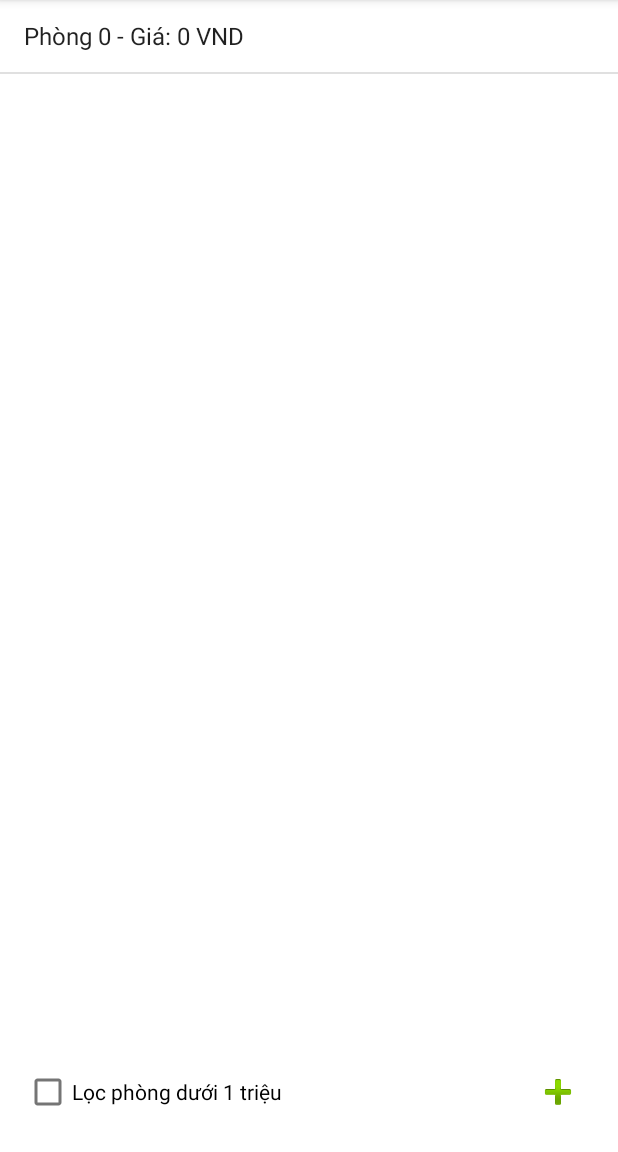
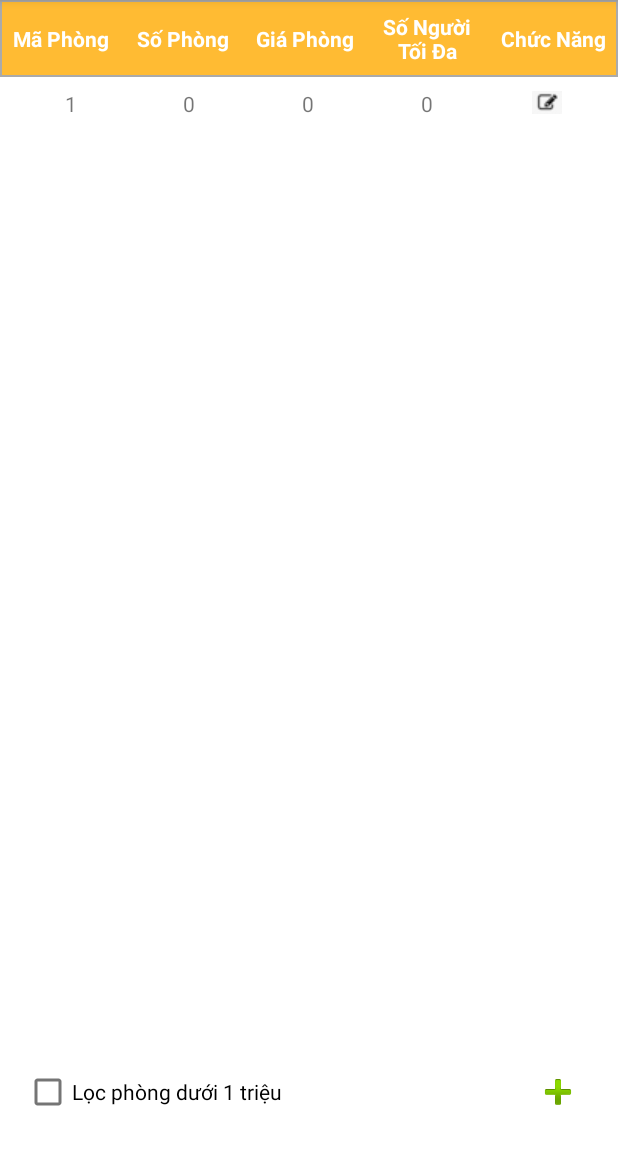
Before and after one commit to hieu45666/QuanLyNhaTro, an Android app: the ManageRoomsActivity screen opened directly, with no data from a screen before it, on a phone screen of 412 x 824 dp, the part 84-1236 px from its top. Run offline under Robolectric (Android 15) with nearby library versions, the phone set to English and light mode, and no system bars.

Commit message:
Cap nhat lai database, lam lai giao dien

```diff
--- a/app/src/main/java/com/qlnt/AddBuildingActivity.java
+++ b/app/src/main/java/com/qlnt/AddBuildingActivity.java
@@ -11,7 +11,7 @@ import com.qlnt.Model.DayNhaTro;
 
 public class AddBuildingActivity extends AppCompatActivity {
 
-    private EditText editTextBuildingCode, editTextBuildingName, editTextBuildingDescription;
+    private EditText editTextBuildingName, editTextBuildingDescription;
     private Button buttonAddBuilding;
     private DatabaseHelper databaseHelper;
 
@@ -20,8 +20,6 @@ public class AddBuildingActivity extends AppCompatActivity {
         super.onCreate(savedInstanceState);
         setContentView(R.layout.activity_add_building);
 
-        // Khởi tạo các view
-        editTextBuildingCode = findViewById(R.id.editTextBuildingCode);
         editTextBuildingName = findViewById(R.id.editTextBuildingName);
         editTextBuildingDescription = findViewById(R.id.editTextBuildingDescription);
         buttonAddBuilding = findViewById(R.id.buttonAddBuilding);
@@ -34,21 +32,17 @@ public class AddBuildingActivity extends AppCompatActivity {
             @Override
             public void onClick(View v) {
                 // Lấy dữ liệu từ các trường
-                String buildingCodeStr = editTextBuildingCode.getText().toString();
                 String buildingName = editTextBuildingName.getText().toString();
                 String buildingDescription = editTextBuildingDescription.getText().toString();
 
                 // Kiểm tra dữ liệu đầu vào
-                if (buildingCodeStr.isEmpty() || buildingName.isEmpty() || buildingDescription.isEmpty()) {
+                if (buildingName.isEmpty() || buildingDescription.isEmpty()) {
                     Toast.makeText(AddBuildingActivity.this, "Vui lòng điền đầy đủ thông tin", Toast.LENGTH_SHORT).show();
                     return;
                 }
 
-                // Chuyển đổi mã dãy sang số nguyên
-                int buildingCode = Integer.parseInt(buildingCodeStr);
-
                 // Thêm dãy vào cơ sở dữ liệu
-                long result = databaseHelper.addDayNhaTro(buildingCode, buildingName, buildingDescription);
+                long result = databaseHelper.addDayNhaTro(buildingName, buildingDescription);
 
                 if (result != -1) {
                     Toast.makeText(AddBuildingActivity.this, "Thêm dãy trọ thành công!", Toast.LENGTH_SHORT).show();
--- a/app/src/main/java/com/qlnt/AddRoomActivity.java
+++ b/app/src/main/java/com/qlnt/AddRoomActivity.java
@@ -10,7 +10,7 @@ import com.qlnt.Data.DatabaseHelper;
 
 public class AddRoomActivity extends AppCompatActivity {
 
-    private EditText editTextMaNhaTro, editTextSoPhong, editTextGiaPhong, editTextSoNguoiToiDa;
+    private EditText editTextSoPhong, editTextGiaPhong, editTextSoNguoiToiDa;
     private Button buttonAdd;
     private DatabaseHelper databaseHelper;
 
@@ -20,7 +20,6 @@ public class AddRoomActivity extends AppCompatActivity {
         setContentView(R.layout.activity_add_room);
 
         // Khởi tạo các EditText và Button
-        editTextMaNhaTro = findViewById(R.id.editTextMaNhaTro);
         editTextSoPhong = findViewById(R.id.editTextSoPhong);
         editTextGiaPhong = findViewById(R.id.editTextGiaPhong);
         editTextSoNguoiToiDa = findViewById(R.id.editTextSoNguoiToiDa);
@@ -34,13 +33,12 @@ public class AddRoomActivity extends AppCompatActivity {
             @Override
             public void onClick(View v) {
                 // Lấy dữ liệu từ các EditText
-                int maNhaTro = Integer.parseInt(editTextMaNhaTro.getText().toString().trim());
                 int soPhong = Integer.parseInt(editTextSoPhong.getText().toString().trim());
                 int giaPhong = Integer.parseInt(editTextGiaPhong.getText().toString().trim());
                 int soNguoiToiDa = Integer.parseInt(editTextSoNguoiToiDa.getText().toString().trim());
 
                 // Gọi phương thức thêm nhà trọ trong DatabaseHelper
-                databaseHelper.addNhaTro(maNhaTro, soPhong, giaPhong, soNguoiToiDa);
+                databaseHelper.addNhaTro(soPhong, giaPhong, soNguoiToiDa);
 
                 // Hiển thị thông báo thành công
                 Toast.makeText(peekAvailableContext(), "Thêm nhà trọ thành công!", Toast.LENGTH_SHORT).show();
--- a/app/src/main/java/com/qlnt/Data/DatabaseHelper.java
+++ b/app/src/main/java/com/qlnt/Data/DatabaseHelper.java
@@ -46,14 +46,14 @@ public class DatabaseHelper extends SQLiteOpenHelper{
     public void onCreate(SQLiteDatabase db) {
         // Tạo bảng Dãy nhà trọ
         String createDayTable = "CREATE TABLE " + TABLE_DAY_NHA_TRO + " ("
-                + COLUMN_DAY_MA + " INTEGER PRIMARY KEY, "
+                + COLUMN_DAY_MA + " INTEGER PRIMARY KEY AUTOINCREMENT, "
                 + COLUMN_DAY_TEN + " TEXT, "
                 + COLUMN_DAY_MOTA + " TEXT)";
         db.execSQL(createDayTable);
 
         // Tạo bảng Nhà trọ
         String createNhaTable = "CREATE TABLE " + TABLE_NHA_TRO + " ("
-                + COLUMN_NHA_MA + " INTEGER PRIMARY KEY, "
+                + COLUMN_NHA_MA + " INTEGER PRIMARY KEY AUTOINCREMENT, "
                 + COLUMN_NHA_PHONG + " INTEGER, "
                 + COLUMN_NHA_GIA + " INTERGER, "
                 + COLUMN_NHA_NGUOI + " INTEGER, "
@@ -100,10 +100,9 @@ public class DatabaseHelper extends SQLiteOpenHelper{
     }
 
     // Phương thức thêm dãy nhà trọ
-    public long addDayNhaTro(int maDay, String tenDay, String moTa) {
+    public long addDayNhaTro(String tenDay, String moTa) {
         SQLiteDatabase db = this.getWritableDatabase();
         ContentValues values = new ContentValues();
-        values.put(COLUMN_DAY_MA, maDay);
         values.put(COLUMN_DAY_TEN, tenDay);
         values.put(COLUMN_DAY_MOTA, moTa);
         long i = db.insert(TABLE_DAY_NHA_TRO, null, values);
@@ -165,10 +164,9 @@ public class DatabaseHelper extends SQLiteOpenHelper{
 
 
     // Phương thức thêm nhà trọ
-    public void addNhaTro(int maNha, int soPhong, int giaPhong, int soNguoiToida) {
+    public void addNhaTro(int soPhong, int giaPhong, int soNguoiToida) {
         SQLiteDatabase db = this.getWritableDatabase();
         ContentValues values = new ContentValues();
-        values.put(COLUMN_NHA_MA, maNha);
         values.put(COLUMN_NHA_PHONG, soPhong);
         values.put(COLUMN_NHA_GIA, giaPhong);
         values.put(COLUMN_NHA_NGUOI, soNguoiToida);
--- a/app/src/main/java/com/qlnt/EditRoomActivity.java
+++ b/app/src/main/java/com/qlnt/EditRoomActivity.java
@@ -12,7 +12,7 @@ import android.content.Intent;
 
 public class EditRoomActivity extends AppCompatActivity {
 
-    private EditText editTextMaDayTro, editTextMaNhaTro, editTextSoPhong, editTextGiaPhong, editTextSoNguoiToiDa;
+    private EditText editTextMaDayTro, editTextSoPhong, editTextGiaPhong, editTextSoNguoiToiDa;
     private Button buttonUpdate, buttonDelete;
     private DatabaseHelper databaseHelper;
 
@@ -26,7 +26,6 @@ public class EditRoomActivity extends AppCompatActivity {
 
         // Khởi tạo các EditText và Button
         editTextMaDayTro = findViewById(R.id.editTextMaDayTro);
-        editTextMaNhaTro = findViewById(R.id.editTextMaNhaTro);
         editTextSoPhong = findViewById(R.id.editTextSoPhong);
         editTextGiaPhong = findViewById(R.id.editTextGiaPhong);
         editTextSoNguoiToiDa = findViewById(R.id.editTextSoNguoiToiDa);
@@ -65,7 +64,6 @@ public class EditRoomActivity extends AppCompatActivity {
         NhaTro room = databaseHelper.getNhaTro(maNhaTro);
         if (room != null) {
             editTextMaDayTro.setText(String.valueOf(room.getMaDay()));
-            editTextMaNhaTro.setText(String.valueOf(room.getMaNhaTro()));
             editTextSoPhong.setText(String.valueOf(room.getSoPhong()));
             editTextGiaPhong.setText(String.valueOf(room.getGiaPhong()));
             editTextSoNguoiToiDa.setText(String.valueOf(room.getSoNguoiToiDa()));
--- a/app/src/main/java/com/qlnt/ExpandableListAdapter.java
+++ b/app/src/main/java/com/qlnt/ExpandableListAdapter.java
@@ -100,7 +100,7 @@ public class ExpandableListAdapter extends BaseExpandableListAdapter {
         ViewHolderChild holder;
         if (convertView == null) {
             LayoutInflater inflater = (LayoutInflater) context.getSystemService(Context.LAYOUT_INFLATER_SERVICE);
-            convertView = inflater.inflate(R.layout.item_room, null);
+            convertView = inflater.inflate(R.layout.item_room_b, null);
             holder = new ViewHolderChild();
             holder.textViewRoomName = convertView.findViewById(R.id.textViewRoomName);
             convertView.setTag(holder);
@@ -109,7 +109,7 @@ public class ExpandableListAdapter extends BaseExpandableListAdapter {
         }
 
         NhaTro room = (NhaTro) getChild(groupPosition, childPosition);
-        holder.textViewRoomName.setText("Phòng " + room.getSoPhong() + " - Giá: " + room.getGiaPhong() + " VND");
+        holder.textViewRoomName.setText("Phòng " + room.getMaNhaTro() + " - Giá: " + String.format("%,d", room.getGiaPhong()) + " VND");
 
         return convertView;
     }
--- a/app/src/main/java/com/qlnt/ManageBuildingActivity.java
+++ b/app/src/main/java/com/qlnt/ManageBuildingActivity.java
@@ -111,7 +111,7 @@ public class ManageBuildingActivity extends AppCompatActivity {
             unassignedRooms = databaseHelper.getRoomsWithBuildingID(0); // Lấy danh sách từ DB
             ArrayList<String> roomNames = new ArrayList<>();
             for (NhaTro room : unassignedRooms) {
-                roomNames.add("Phòng " + room.getSoPhong() + " - Giá: " + room.getGiaPhong() + " VND");
+                roomNames.add("Phòng " + room.getSoPhong() + " - Giá: " + String.format("%,d", room.getGiaPhong()) + " VND");
             }
             ArrayAdapter<String> unassignedRoomsAdapter = new ArrayAdapter<>(this, android.R.layout.simple_list_item_1, roomNames);
             listViewUnassignedRooms.setAdapter(unassignedRoomsAdapter);
--- a/app/src/main/java/com/qlnt/ManageRoomsActivity.java
+++ b/app/src/main/java/com/qlnt/ManageRoomsActivity.java
@@ -3,114 +3,77 @@ package com.qlnt;
 import android.content.Intent;
 import android.os.Bundle;
 import android.view.View;
-import android.widget.AdapterView;
-import android.widget.ArrayAdapter;
 import android.widget.CheckBox;
 import android.widget.ImageButton;
-import android.widget.ListView;
 import androidx.appcompat.app.AppCompatActivity;
+import androidx.recyclerview.widget.LinearLayoutManager;
+import androidx.recyclerview.widget.RecyclerView;
+
 import java.util.ArrayList;
-import java.text.NumberFormat;
-import java.util.Locale;
 
 import com.qlnt.Data.DatabaseHelper;
 import com.qlnt.Model.NhaTro;
 
 public class ManageRoomsActivity extends AppCompatActivity {
 
-    private ListView listViewRooms;
+    private RecyclerView recyclerViewRooms;
     private ImageButton buttonAddRoom;
-    private ArrayList<NhaTro> rooms; // Danh sách nhà trọ
-    private ArrayAdapter<String> adapter;
+    private ArrayList<NhaTro> rooms;
+    private RoomAdapter adapter;
     private DatabaseHelper databaseHelper;
     private CheckBox checkBoxFilter;
-
-    ArrayList<String> roomNames = new ArrayList<>();
-    NumberFormat numberFormat = NumberFormat.getInstance(Locale.US); // Dùng định dạng US với dấu chấm
 
     @Override
     protected void onCreate(Bundle savedInstanceState) {
         super.onCreate(savedInstanceState);
-        setContentView(R.layout.activity_manage_rooms); // Gọi layout
+        setContentView(R.layout.activity_manage_rooms);
 
-        listViewRooms = findViewById(R.id.listViewRooms);
+        recyclerViewRooms = findViewById(R.id.recyclerViewRooms);
         buttonAddRoom = findViewById(R.id.buttonAddRoom);
         checkBoxFilter = findViewById(R.id.checkBoxFilter);
-        databaseHelper = new DatabaseHelper(ManageRoomsActivity.this);
+        databaseHelper = new DatabaseHelper(this);
+
+        // Lấy danh sách nhà trọ từ database
         rooms = databaseHelper.getAllNhaTro();
-        loadRooms();
 
-        // Sự kiện khi nhấn vào một nhà trọ
-        listViewRooms.setOnItemClickListener(new AdapterView.OnItemClickListener() {
-            @Override
-            public void onItemClick(AdapterView<?> parent, View view, int position, long id) {
-                // Chuyển đến màn hình sửa hoặc xóa nhà trọ
-                Intent intent = new Intent(ManageRoomsActivity.this, EditRoomActivity.class);
-                intent.putExtra("MA_NHA_TRO", rooms.get(position).getMaNhaTro()); // Truyền tên phòng
-                startActivity(intent);
-            }
+        // Thiết lập adapter cho RecyclerView
+        adapter = new RoomAdapter(this, rooms);
+
+        recyclerViewRooms.setAdapter(adapter);
+        recyclerViewRooms.setLayoutManager(new LinearLayoutManager(this));
+
+        buttonAddRoom.setOnClickListener(v -> {
+            Intent intent = new Intent(ManageRoomsActivity.this, AddRoomActivity.class);
+            startActivity(intent);
         });
 
-        // Sự kiện khi nhấn vào nút thêm nhà trọ
-        buttonAddRoom.setOnClickListener(new View.OnClickListener() {
-            @Override
-            public void onClick(View v) {
-                Intent intent = new Intent(ManageRoomsActivity.this, AddRoomActivity.class);
-                startActivity(intent);
-            }
-        });
-
-        // Thiết lập sự kiện cho CheckBox
         checkBoxFilter.setOnCheckedChangeListener((buttonView, isChecked) -> {
             filterRooms(isChecked);
         });
     }
 
     private void loadRooms(ArrayList<NhaTro> rooms) {
-        // Dùng ArrayAdapter để hiển thị danh sách nhà trọ theo tên
-        updateRoomList(rooms);
-    }
-
-    private void loadRooms() {
-        // Load danh sách phòng từ database vào rooms
-        updateRoomList(rooms);
-    }
-
-    private void updateRoomList(ArrayList<NhaTro> rooms) {
-        ArrayList<String> roomNames = new ArrayList<>();
-        for (NhaTro room : rooms) {
-            roomNames.add("Phòng " + room.getSoPhong() + " - Giá: " + numberFormat.format(room.getGiaPhong()) + " VND");
-        }
-        if (adapter == null) {
-            adapter = new ArrayAdapter<>(this, android.R.layout.simple_list_item_1, roomNames);
-            listViewRooms.setAdapter(adapter);
-        } else {
-            adapter.clear();
-            adapter.addAll(roomNames);
-            adapter.notifyDataSetChanged(); // Thông báo cho adapter rằng dữ liệu đã thay đổi
-        }
+        adapter.updateRooms(rooms);  // Cập nhật danh sách phòng trong adapter
     }
 
     private void filterRooms(boolean isChecked) {
+        ArrayList<NhaTro> filteredRooms = new ArrayList<>();
         if (isChecked) {
-            ArrayList<NhaTro> filteredRooms = new ArrayList<>();
             for (NhaTro room : rooms) {
-                if (room.getGiaPhong() < 1000000) { // Lọc phòng dưới 1 triệu
+                if (room.getGiaPhong() < 1000000) {
                     filteredRooms.add(room);
                 }
             }
-            updateRoomList(filteredRooms);
         } else {
-            updateRoomList(rooms); // Hiện lại danh sách đầy đủ
+            filteredRooms.addAll(rooms);  // Hiển thị lại toàn bộ danh sách nếu bỏ chọn checkbox
         }
+        loadRooms(filteredRooms);  // Gọi lại hàm loadRooms để cập nhật dữ liệu
     }
-
-
 
     @Override
     protected void onResume() {
         super.onResume();
-        rooms = databaseHelper.getAllNhaTro();
-        loadRooms(); // Tải lại danh sách khi quay lại
+        rooms = databaseHelper.getAllNhaTro();  // Lấy lại danh sách phòng từ database
+        loadRooms(rooms);  // Cập nhật lại danh sách phòng trong adapter
     }
 }
--- /dev/null
+++ b/app/src/main/java/com/qlnt/RoomAdapter.java
@@ -0,0 +1,77 @@
+package com.qlnt;
+
+import android.content.Context;
+import android.content.Intent;
+import android.view.LayoutInflater;
+import android.view.View;
+import android.view.ViewGroup;
+import android.widget.ImageButton;
+import android.widget.TextView;
+
+import androidx.annotation.NonNull;
+import androidx.recyclerview.widget.RecyclerView;
+
+import com.qlnt.Model.NhaTro;
+
+import java.util.ArrayList;
+
+public class RoomAdapter extends RecyclerView.Adapter<RoomAdapter.RoomViewHolder> {
+
+    private ArrayList<NhaTro> roomList;
+    private Context context; // Thêm context để gọi Intent
+
+    public RoomAdapter(Context context, ArrayList<NhaTro> roomList) {
+        this.context = context;
+        this.roomList = roomList;
+    }
+
+    @NonNull
+    @Override
+    public RoomViewHolder onCreateViewHolder(@NonNull ViewGroup parent, int viewType) {
+        View view = LayoutInflater.from(parent.getContext())
+                .inflate(R.layout.item_room, parent, false);
+        return new RoomViewHolder(view);
+    }
+
+    @Override
+    public void onBindViewHolder(@NonNull RoomViewHolder holder, int position) {
+        NhaTro room = roomList.get(position);
+        holder.textRoomCode.setText(String.valueOf(room.getMaNhaTro()));
+        holder.textRoomNumber.setText(String.valueOf(room.getSoPhong()));
+        holder.textPrice.setText(String.valueOf(String.format("%,d", room.getGiaPhong())));
+        holder.textMaxPeople.setText(String.valueOf(room.getSoNguoiToiDa()));
+
+        // Khi nhấn nút edit, mở EditRoomActivity và truyền ID phòng
+        holder.buttonEditRoom.setOnClickListener(v -> {
+            Intent intent = new Intent(context, EditRoomActivity.class);
+            intent.putExtra("MA_NHA_TRO", room.getMaNhaTro()); // Truyền ID phòng
+            context.startActivity(intent);
+        });
+    }
+
+    @Override
+    public int getItemCount() {
+        return roomList.size();
+    }
+
+    public class RoomViewHolder extends RecyclerView.ViewHolder {
+
+        TextView textRoomCode, textRoomNumber, textPrice, textMaxPeople;
+        ImageButton buttonEditRoom;
+
+        public RoomViewHolder(@NonNull View itemView) {
+            super(itemView);
+            textRoomCode = itemView.findViewById(R.id.textRoomCode);
+            textRoomNumber = itemView.findViewById(R.id.textRoomNumber);
+            textPrice = itemView.findViewById(R.id.textPrice);
+            textMaxPeople = itemView.findViewById(R.id.textMaxPeople);
+            buttonEditRoom = itemView.findViewById(R.id.buttonEditRoom);
+        }
+    }
+
+    public void updateRooms(ArrayList<NhaTro> updatedRooms) {
+        this.roomList.clear();
+        this.roomList.addAll(updatedRooms);
+        notifyDataSetChanged();
+    }
+}
--- /dev/null
+++ b/app/src/main/res/drawable/border_textview.xml
@@ -0,0 +1,8 @@
+<?xml version="1.0" encoding="utf-8"?>
+<!-- res/drawable/border_textview.xml -->
+<shape xmlns:android="http://schemas.android.com/apk/res/android">
+    <solid android:color="@android:color/holo_orange_light" /> <!-- Màu nền của TextView -->
+    <stroke
+        android:width="1dp"
+        android:color="@android:color/darker_gray" /> <!-- Màu viền -->
+</shape>
--- a/app/src/main/res/layout/activity_add_building.xml
+++ b/app/src/main/res/layout/activity_add_building.xml
@@ -4,14 +4,6 @@
     android:layout_height="match_parent"
     android:orientation="vertical"
     android:padding="16dp">
-
-    <!-- Mã dãy -->
-    <EditText
-        android:id="@+id/editTextBuildingCode"
-        android:layout_width="match_parent"
-        android:layout_height="wrap_content"
-        android:hint="Mã dãy"
-        android:inputType="number" />
 
     <!-- Tên dãy -->
     <EditText
--- a/app/src/main/res/layout/activity_add_room.xml
+++ b/app/src/main/res/layout/activity_add_room.xml
@@ -4,12 +4,6 @@
     android:layout_height="match_parent"
     android:orientation="vertical"
     android:padding="16dp">
-
-    <EditText
-        android:id="@+id/editTextMaNhaTro"
-        android:layout_width="match_parent"
-        android:layout_height="wrap_content"
-        android:hint="Mã nhà trọ" />
 
     <EditText
         android:id="@+id/editTextSoPhong"
--- a/app/src/main/res/layout/activity_edit_room.xml
+++ b/app/src/main/res/layout/activity_edit_room.xml
@@ -18,15 +18,6 @@
         android:layout_width="match_parent"
         android:layout_height="wrap_content"
         android:hint="Mã dãy trọ"
-        android:minWidth="48dp"
-        android:minHeight="48dp"
-        android:inputType="number"/>
-
-    <EditText
-        android:id="@+id/editTextMaNhaTro"
-        android:layout_width="match_parent"
-        android:layout_height="wrap_content"
-        android:hint="Mã nhà trọ"
         android:minWidth="48dp"
         android:minHeight="48dp"
         android:inputType="number"/>
--- a/app/src/main/res/layout/activity_manage_rooms.xml
+++ b/app/src/main/res/layout/activity_manage_rooms.xml
@@ -1,13 +1,20 @@
-<?xml version="1.0" encoding="utf-8"?>
 <RelativeLayout xmlns:android="http://schemas.android.com/apk/res/android"
     android:layout_width="match_parent"
     android:layout_height="match_parent">
 
-    <ListView
-        android:id="@+id/listViewRooms"
+    <include
+        layout="@layout/item_header"
+        android:id="@+id/header"
+        />
+
+    <androidx.recyclerview.widget.RecyclerView
+        android:id="@+id/recyclerViewRooms"
         android:layout_width="match_parent"
-        android:layout_height="match_parent" />
+        android:layout_height="match_parent"
+        android:layout_below="@id/header"
+        android:layout_above="@id/layoutBottom"/>
 
+    <!-- Nút thêm phòng -->
     <ImageButton
         android:id="@+id/buttonAddRoom"
         android:layout_width="wrap_content"
@@ -24,6 +31,7 @@
 
     <!-- CheckBox và TextView cho lọc phòng -->
     <RelativeLayout
+        android:id="@+id/layoutBottom"
         android:layout_width="wrap_content"
         android:layout_height="wrap_content"
         android:layout_alignParentStart="true"
@@ -34,8 +42,6 @@
             android:id="@+id/checkBoxFilter"
             android:layout_width="wrap_content"
             android:layout_height="wrap_content"
-            android:layout_alignParentStart="true"
-            android:layout_marginEnd="8dp"
             android:text="Lọc phòng dưới 1 triệu"/>
     </RelativeLayout>
 </RelativeLayout>
--- /dev/null
+++ b/app/src/main/res/layout/item_header.xml
@@ -0,0 +1,65 @@
+<?xml version="1.0" encoding="utf-8"?>
+<!-- item_header.xml -->
+<LinearLayout
+    xmlns:android="http://schemas.android.com/apk/res/android"
+    android:layout_width="match_parent"
+    android:layout_height="wrap_content"
+    android:orientation="horizontal"
+    android:background="@drawable/border_textview"
+    android:padding="0dp"
+    android:paddingHorizontal="16dp"
+    android:paddingVertical="8dp">
+
+    <TextView
+        android:layout_width="0dp"
+        android:layout_height="match_parent"
+        android:layout_weight="1"
+        android:text="Mã Phòng"
+        android:textColor="@android:color/white"
+        android:textStyle="bold"
+        android:gravity="center"
+        android:padding="8dp" />
+
+    <TextView
+        android:layout_width="0dp"
+        android:layout_height="match_parent"
+        android:layout_weight="1"
+        android:text="Số Phòng"
+        android:textColor="@android:color/white"
+        android:textStyle="bold"
+        android:textSize="14sp"
+        android:gravity="center"
+        android:padding="8dp" />
+
+    <TextView
+        android:layout_width="0dp"
+        android:layout_height="match_parent"
+        android:layout_weight="1"
+        android:text="Giá Phòng"
+        android:textColor="@android:color/white"
+        android:textStyle="bold"
+        android:textSize="14sp"
+        android:gravity="center"
+        android:padding="8dp" />
+
+    <TextView
+        android:layout_width="0dp"
+        android:layout_height="match_parent"
+        android:layout_weight="1"
+        android:text="Số Người Tối Đa"
+        android:textColor="@android:color/white"
+        android:textStyle="bold"
+        android:textSize="14sp"
+        android:gravity="center"
+        android:padding="8dp" />
+
+    <TextView
+        android:layout_width="wrap_content"
+        android:layout_height="match_parent"
+        android:text="Chức Năng"
+        android:textColor="@android:color/white"
+        android:textStyle="bold"
+        android:textSize="14sp"
+        android:gravity="center"
+        android:padding="8dp" />
+    </LinearLayout>
--- a/app/src/main/res/layout/item_room.xml
+++ b/app/src/main/res/layout/item_room.xml
@@ -1,12 +1,52 @@
-<?xml version="1.0" encoding="utf-8"?>
 <LinearLayout xmlns:android="http://schemas.android.com/apk/res/android"
     android:layout_width="match_parent"
     android:layout_height="wrap_content"
-    android:orientation="vertical"
+    android:orientation="horizontal"
     android:padding="8dp">
 
     <TextView
-        android:id="@+id/textViewRoomName"
-        android:layout_width="match_parent"
-        android:layout_height="wrap_content"/>
+        android:id="@+id/textRoomCode"
+        android:layout_width="0dp"
+        android:layout_height="18dp"
+        android:layout_weight="1"
+        android:text="Mã phòng"
+        android:textSize="14sp"
+        android:gravity="center"/>
+
+    <TextView
+        android:id="@+id/textRoomNumber"
+        android:layout_width="0dp"
+        android:layout_height="18dp"
+        android:layout_weight="1"
+        android:text="Số phòng"
+        android:textSize="14sp"
+        android:gravity="center"/>
+
+    <TextView
+        android:id="@+id/textPrice"
+        android:layout_width="0dp"
+        android:layout_height="18dp"
+        android:layout_weight="1"
+        android:text="Giá"
+        android:textSize="14sp"
+        android:gravity="center"/>
+
+    <TextView
+        android:id="@+id/textMaxPeople"
+        android:layout_width="0dp"
+        android:layout_height="18dp"
+        android:layout_weight="1"
+        android:text="Số người tối đa"
+        android:textSize="14sp"
+        android:gravity="center"/>
+
+    <ImageButton
+        android:id="@+id/buttonEditRoom"
+        android:layout_width="0dp"
+        android:layout_height="18dp"
+        android:layout_weight="1"
+        android:background="@color/white"
+        android:src="@drawable/ic_edit"
+        android:contentDescription="Edit Room"
+        android:gravity="center"/>
 </LinearLayout>
--- /dev/null
+++ b/app/src/main/res/layout/item_room_b.xml
@@ -0,0 +1,12 @@
+<?xml version="1.0" encoding="utf-8"?>
+<LinearLayout xmlns:android="http://schemas.android.com/apk/res/android"
+    android:layout_width="match_parent"
+    android:layout_height="wrap_content"
+    android:orientation="vertical"
+    android:padding="8dp">
+
+    <TextView
+        android:id="@+id/textViewRoomName"
+        android:layout_width="match_parent"
+        android:layout_height="wrap_content"/>
+</LinearLayout>
```
Also changed, not shown: app/src/main/Ic-edit.png (added), app/src/main/res/drawable/ic_edit.png (added).
